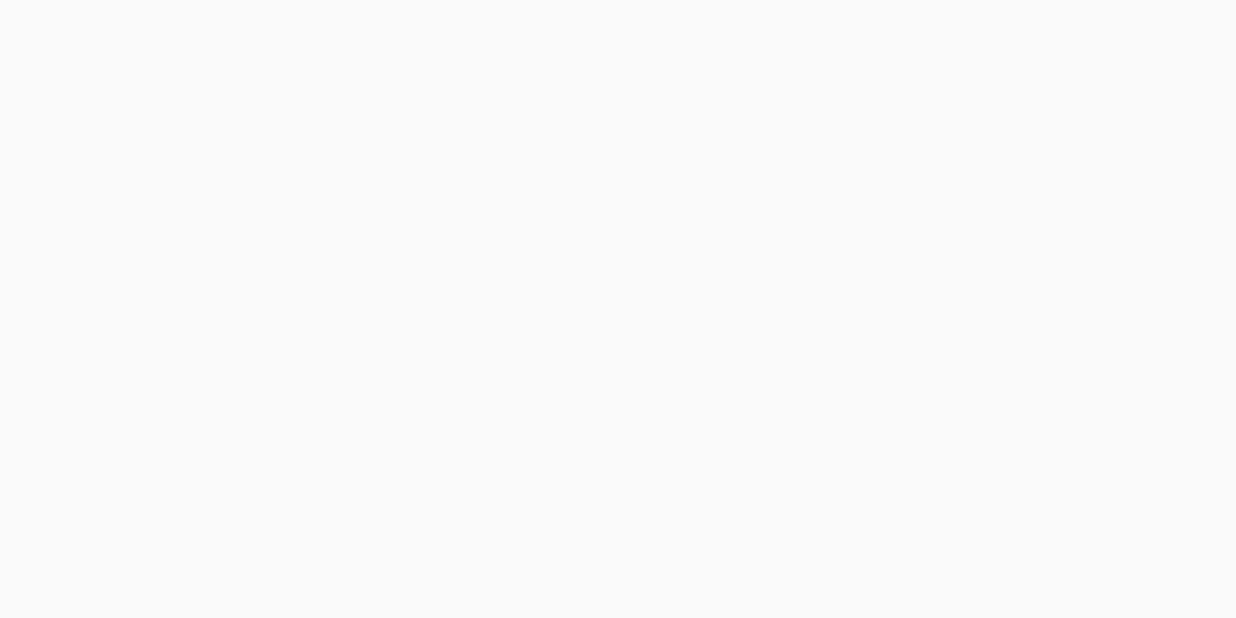
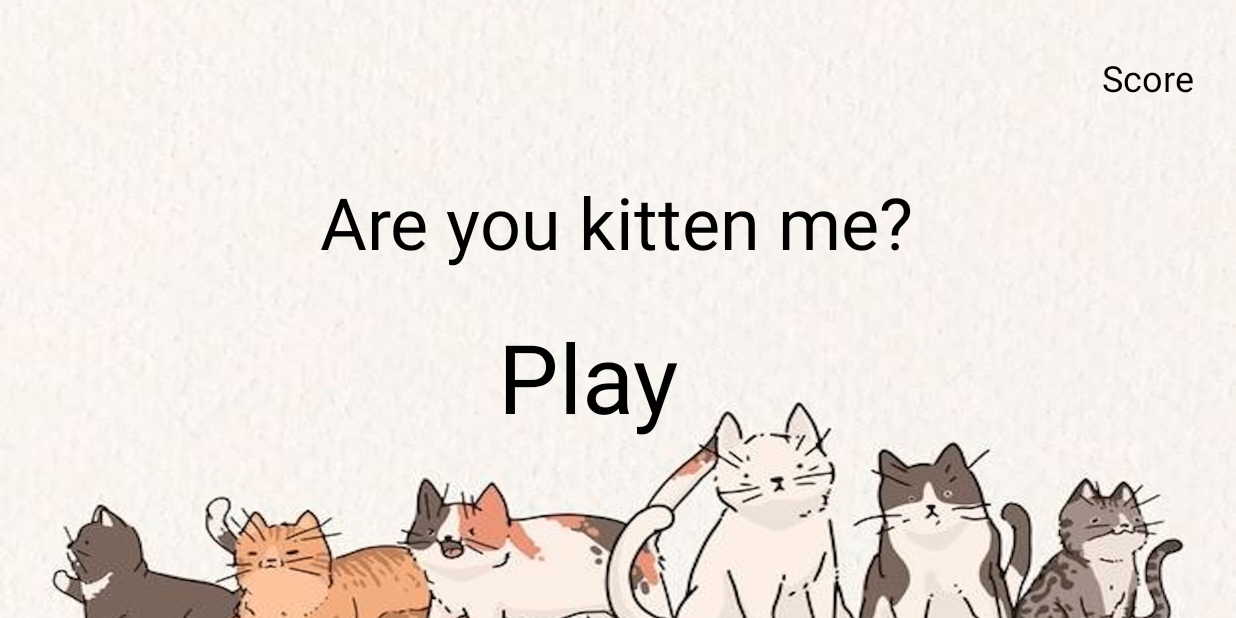
Before and after one commit to ewa-j/AreYouKittenMe, an Android app: the MainActivity screen opened directly, with no data from a screen before it, on a phone screen of 824 x 412 dp (held sideways). Before the commit the screen is empty. Run offline under Robolectric (Android 15) with nearby library versions, the phone set to English and light mode, and no system bars.

Commit message:
Feat: add welcome screen with background image, colour theme & text

```diff
--- a/app/src/main/res/layout/activity_main.xml
+++ b/app/src/main/res/layout/activity_main.xml
@@ -6,4 +6,58 @@
     android:layout_height="match_parent"
     tools:context=".MainActivity">
 
+    <ImageView
+        android:id="@+id/imageView"
+        android:layout_width="0dp"
+        android:layout_height="wrap_content"
+        android:contentDescription="@string/cats_background"
+        android:scaleType="centerCrop"
+        android:src="@drawable/background"
+        app:layout_constraintBottom_toBottomOf="parent"
+        app:layout_constraintEnd_toEndOf="parent"
+        app:layout_constraintHorizontal_bias="0.0"
+        app:layout_constraintStart_toStartOf="parent"
+        app:layout_constraintTop_toTopOf="parent"
+        app:layout_constraintVertical_bias="0.0" />
+
+    <TextView
+        android:layout_width="wrap_content"
+        android:layout_height="wrap_content"
+        android:layout_centerHorizontal="true"
+        android:layout_marginBottom="232dp"
+        android:text="Are you kitten me?"
+        android:textColor="#000000"
+        android:textSize="48sp"
+        app:layout_constraintBottom_toBottomOf="parent"
+        app:layout_constraintEnd_toEndOf="parent"
+        app:layout_constraintHorizontal_bias="0.498"
+        app:layout_constraintStart_toStartOf="parent" />
+
+    <TextView
+        android:id="@+id/play"
+        android:layout_width="121dp"
+        android:layout_height="wrap_content"
+        android:layout_centerInParent="true"
+        android:layout_marginStart="332dp"
+        android:layout_marginTop="208dp"
+        android:text="Play"
+        android:textColor="#000000"
+        android:textSize="64sp"
+        app:layout_constraintStart_toStartOf="parent"
+        app:layout_constraintTop_toTopOf="parent" />
+
+    <TextView
+        android:id="@+id/scoreTxt"
+        android:layout_width="wrap_content"
+        android:layout_height="wrap_content"
+        android:layout_alignParentRight="true"
+        android:layout_marginEnd="28dp"
+        android:layout_marginBottom="344dp"
+        android:text="Score"
+        android:textColor="#000000"
+        android:textSize="24sp"
+        app:layout_constraintBottom_toBottomOf="parent"
+        app:layout_constraintEnd_toEndOf="parent" />
+
+
 </androidx.constraintlayout.widget.ConstraintLayout>
--- a/app/src/main/res/values/strings.xml
+++ b/app/src/main/res/values/strings.xml
@@ -2,4 +2,5 @@
     <string name="app_name">AreYouKittenMe</string>
     <string name="dummy_button">Dummy Button</string>
     <string name="dummy_content">DUMMY\nCONTENT</string>
+    <string name="cats_background">Cats Background</string>
 </resources>
```
Also changed, not shown: app/src/main/res/drawable-v24/background.jpeg (added).
